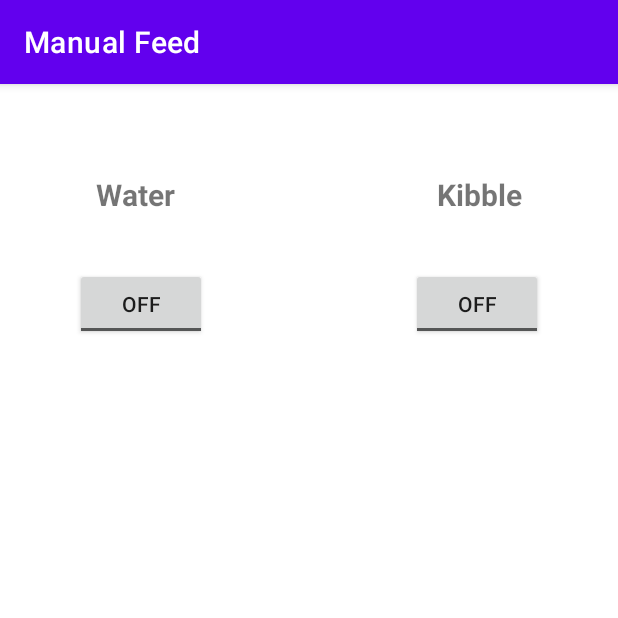
After one commit to tadzio8425/RemotePet, an Android app: the ManualFeed screen opened directly, with no data from a screen before it, on a phone screen of 412 x 824 dp, the top half of it. The commit adds this screen. Run offline under Robolectric (Android 15) with nearby library versions, the phone set to English and light mode, and no system bars; libraries missing offline, so code that uses them is left out: tech.gusavila92.websocketclient.

Commit message:
Manual Feed funcionando!

```diff
--- a/AppDev/App/RemotePetJava/app/src/main/java/com/example/remotepetjava/MainActivity.java
+++ b/AppDev/App/RemotePetJava/app/src/main/java/com/example/remotepetjava/MainActivity.java
@@ -92,6 +92,11 @@ public class MainActivity extends AppCompatActivity {
         webSocketClient.connect();
     }
 
+    public void openManualFeed(View view){
+        Intent intent = new Intent(this, ManualFeed.class);
+        startActivity(intent);
+    }
+
 
 
 
--- /dev/null
+++ b/AppDev/App/RemotePetJava/app/src/main/java/com/example/remotepetjava/ManualFeed.java
@@ -0,0 +1,39 @@
+package com.example.remotepetjava;
+
+import androidx.appcompat.app.AppCompatActivity;
+
+import android.os.Bundle;
+import android.widget.CompoundButton;
+import android.widget.ToggleButton;
+
+public class ManualFeed extends AppCompatActivity {
+
+    @Override
+    protected void onCreate(Bundle savedInstanceState) {
+        super.onCreate(savedInstanceState);
+        setContentView(R.layout.activity_manual_feed);
+
+        //Botón para soltar agua
+        ToggleButton toggleWater = (ToggleButton) findViewById(R.id.toggleWater);
+        toggleWater.setOnCheckedChangeListener(new CompoundButton.OnCheckedChangeListener() {
+            public void onCheckedChanged(CompoundButton buttonView, boolean isChecked) {
+                if (isChecked) {
+                    MainActivity.webSocketClient.send("WATER:1");
+                } else {
+                    MainActivity.webSocketClient.send("WATER:0");
+                }
+            }});
+
+    //Botón para soltar comida
+    ToggleButton toggleKibble = (ToggleButton) findViewById(R.id.toggleKibble);
+        toggleKibble.setOnCheckedChangeListener(new CompoundButton.OnCheckedChangeListener() {
+        public void onCheckedChanged(CompoundButton buttonView, boolean isChecked) {
+            if (isChecked) {
+                MainActivity.webSocketClient.send("KIBBLE:1");
+            } else {
+                MainActivity.webSocketClient.send("KIBBLE:0");
+            }
+        }
+    });
+
+    }}
--- a/AppDev/App/RemotePetJava/app/src/main/res/layout/activity_main.xml
+++ b/AppDev/App/RemotePetJava/app/src/main/res/layout/activity_main.xml
@@ -99,6 +99,7 @@
         android:layout_marginTop="128dp"
         android:layout_marginEnd="128dp"
         android:text="Manual-Feed Pet"
+        android:onClick="openManualFeed"
         app:layout_constraintEnd_toEndOf="parent"
         app:layout_constraintStart_toStartOf="parent"
         app:layout_constraintTop_toBottomOf="@+id/alert_bar" />
--- /dev/null
+++ b/AppDev/App/RemotePetJava/app/src/main/res/layout/activity_manual_feed.xml
@@ -0,0 +1,52 @@
+<?xml version="1.0" encoding="utf-8"?>
+<androidx.constraintlayout.widget.ConstraintLayout xmlns:android="http://schemas.android.com/apk/res/android"
+    xmlns:app="http://schemas.android.com/apk/res-auto"
+    xmlns:tools="http://schemas.android.com/tools"
+    android:layout_width="match_parent"
+    android:layout_height="match_parent"
+    tools:context=".ManualFeed">
+
+    <ToggleButton
+        android:id="@+id/toggleWater"
+        android:layout_width="wrap_content"
+        android:layout_height="wrap_content"
+        android:layout_marginStart="50dp"
+        android:layout_marginTop="35dp"
+        android:text="ToggleButton"
+        app:layout_constraintStart_toStartOf="parent"
+        app:layout_constraintTop_toBottomOf="@+id/textView3" />
+
+    <ToggleButton
+        android:id="@+id/toggleKibble"
+        android:layout_width="wrap_content"
+        android:layout_height="wrap_content"
+        android:layout_marginTop="35dp"
+        android:layout_marginEnd="50dp"
+        android:text="ToggleButton"
+        app:layout_constraintEnd_toEndOf="parent"
+        app:layout_constraintTop_toBottomOf="@+id/textView4" />
+
+    <TextView
+        android:id="@+id/textView3"
+        android:layout_width="wrap_content"
+        android:layout_height="wrap_content"
+        android:layout_marginStart="64dp"
+        android:layout_marginTop="60dp"
+        android:text="Water"
+        android:textSize="20sp"
+        android:textStyle="bold"
+        app:layout_constraintStart_toStartOf="parent"
+        app:layout_constraintTop_toTopOf="parent" />
+
+    <TextView
+        android:id="@+id/textView4"
+        android:layout_width="wrap_content"
+        android:layout_height="wrap_content"
+        android:layout_marginTop="60dp"
+        android:layout_marginEnd="64dp"
+        android:text="Kibble"
+        android:textSize="20sp"
+        android:textStyle="bold"
+        app:layout_constraintEnd_toEndOf="parent"
+        app:layout_constraintTop_toTopOf="parent" />
+</androidx.constraintlayout.widget.ConstraintLayout>
```
Also changed, not shown: AppDev/App/RemotePetJava/app/src/main/AndroidManifest.xml (+11 -5 lines), 1 other file.
